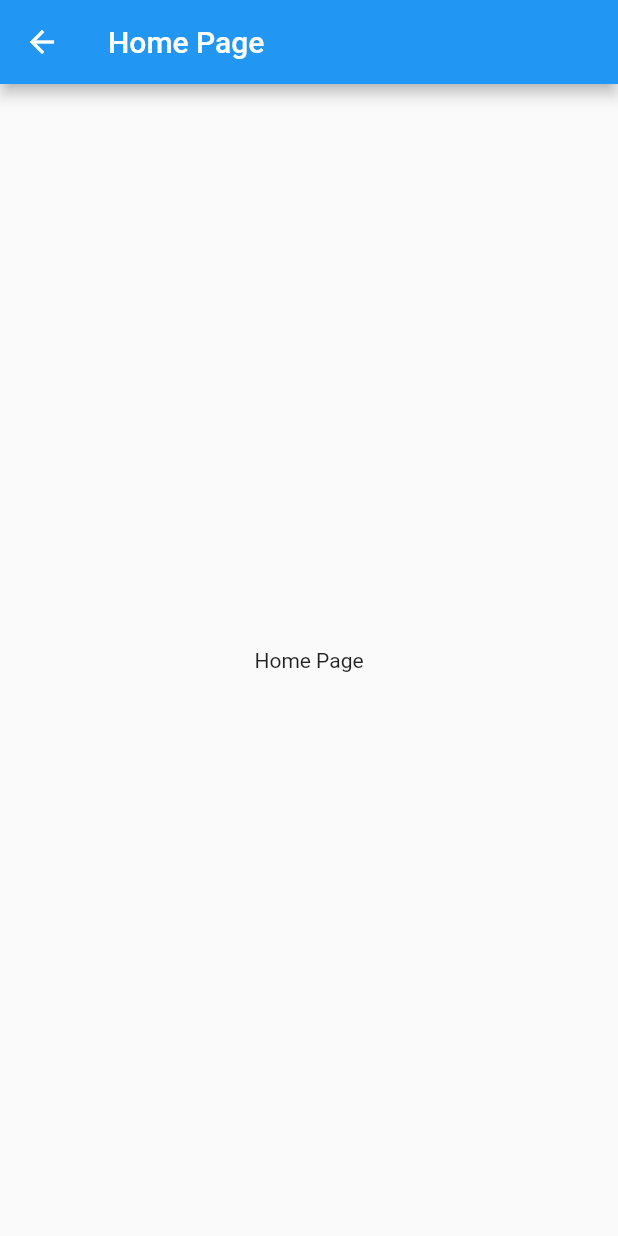
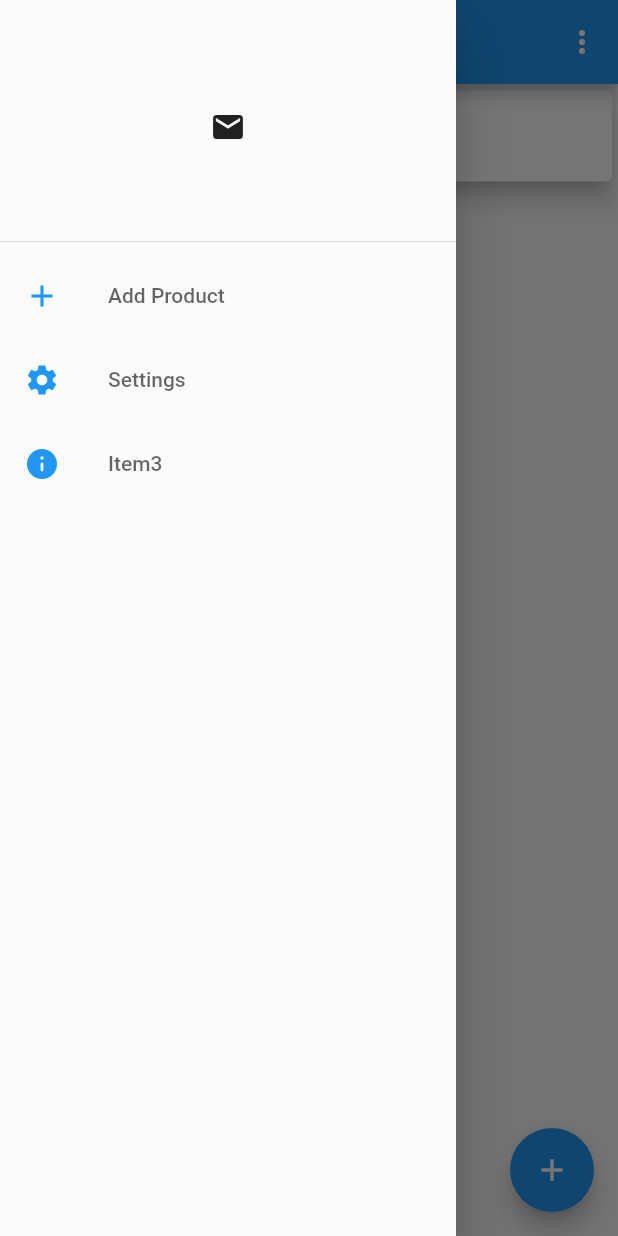
Before and after one commit to ernestkoko/super_pro, a Flutter app: the HomePage screen opened by its route, with the side drawer open (before the commit the screen has no drawer), on a phone screen of 412 x 824 dp. Run offline on Flutter 3.47's test engine with Material 2 defaults, Android fonts, the phone set to English and light mode, and no system bars; our stand-ins replace email_validator, firebase_auth, firebase_core; accounts and stored records are empty.

Commit message:
Added menu and side drawer

```diff
--- /dev/null
+++ b/lib/common_widgets/custom_floating_action_button.dart
@@ -0,0 +1,16 @@
+import 'package:flutter/material.dart';
+
+class CustomFloatingActionButton extends StatelessWidget {
+  final Function addNewProduct;
+
+  const CustomFloatingActionButton({Key key, @required this.addNewProduct}) : super(key: key);
+  @override
+  Widget build(BuildContext context) {
+    return FloatingActionButton(
+      child: IconButton(
+        icon: Icon(Icons.add),
+        onPressed: () => addNewProduct(context),
+      ),
+    );
+  }
+}
--- /dev/null
+++ b/lib/common_widgets/drawer.dart
@@ -0,0 +1,57 @@
+import 'package:flutter/material.dart';
+
+class CustomDrawer extends StatelessWidget {
+  const CustomDrawer(
+      {@required this.addNewProduct, @required this.goToSettingsPage});
+
+  final Function addNewProduct;
+  final Function goToSettingsPage;
+
+  @override
+  Widget build(BuildContext context) {
+    return Drawer(
+        child: ListView(
+      children: <Widget>[
+         const DrawerHeader(
+          child: Icon(
+            Icons.email,
+          ),
+        ),
+         _buildListTile(
+            context: context,
+            onTap: addNewProduct,
+            icon: Icons.add,
+            title: 'Add Product'),
+        _buildListTile(
+            context: context,
+            onTap:
+                //navigate to the settings page
+                goToSettingsPage,
+            icon: Icons.settings,
+            title: 'Settings'),
+        _buildListTile(
+            context: context,
+            onTap: null,
+            icon: Icons.info_rounded,
+            title: 'Item3'),
+      ],
+    ));
+  }
+
+  Widget _buildListTile(
+      {BuildContext context, Function onTap, IconData icon, String title}) {
+    return ListTile(
+      leading: Icon(
+        icon,
+        color: Theme.of(context).accentColor,
+      ),
+      title: Text(
+        title,
+        style: TextStyle(
+          color: Theme.of(context).hintColor,
+        ),
+      ),
+      onTap:()=> onTap(context),
+    );
+  }
+}
--- a/lib/main.dart
+++ b/lib/main.dart
@@ -2,6 +2,8 @@ import 'package:firebase_core/firebase_core.dart';
 import 'package:flutter/material.dart';
 import 'package:provider/provider.dart';
 import 'package:super_pro/screens/home_page/home.dart';
+import 'package:super_pro/screens/new_product/new_product_page.dart';
+import 'package:super_pro/screens/settings/setting_page.dart';
 import 'package:super_pro/services/auth.dart';
 
 import './screens/landing_page.dart';
@@ -28,6 +30,8 @@ class MyApp extends StatelessWidget {
           // the default landing route
           '/': (context) => LandingPage(),
           HomePage.routeName: (context) => HomePage(),
+          NewProductPage.routeName: (context) => NewProductPage(),
+          SettingsPage.routeName:(context) => SettingsPage(),
         },
       ),
     );
--- a/lib/screens/home_page/home.dart
+++ b/lib/screens/home_page/home.dart
@@ -1,18 +1,113 @@
 import 'package:flutter/material.dart';
+import 'package:super_pro/common_widgets/custom_floating_action_button.dart';
+import 'package:super_pro/common_widgets/drawer.dart';
+import 'package:super_pro/common_widgets/drawer.dart';
+import 'package:super_pro/screens/new_product/new_product_page.dart';
+import 'package:super_pro/screens/settings/setting_page.dart';
 
-class HomePage extends StatelessWidget {
+enum MenuType { Settings, Logout }
+
+class HomePage extends StatefulWidget {
   static const routeName = '/home-page';
+
+  @override
+  _HomePageState createState() => _HomePageState();
+}
+
+class _HomePageState extends State<HomePage> {
   @override
   Widget build(BuildContext context) {
     return Scaffold(
       appBar: AppBar(
         title: Text('Home Page'),
+        actions: <Widget>[
+          PopupMenuButton<MenuType>(
+              onSelected: (selected) {
+                setState(() {
+                  //check for the type of selection and then navigate to
+                  // the appropriate screen
+                  if (selected == MenuType.Settings) {
+                    _goToSettingsPage(context);
+                  } else if (selected == MenuType.Logout) {
+                    final snack = SnackBar(
+                      content: Text('Not implemented yet!'),
+                    );
+                    setState(() {
+                      Scaffold.of(context).showSnackBar(snack);
+                    });
+                  }
+                });
+              },
+              itemBuilder: (context) => <PopupMenuEntry<MenuType>>[
+                    PopupMenuItem(
+                        value: MenuType.Settings, child: Text('Settings')),
+                    PopupMenuItem(
+                      value: MenuType.Settings,
+                      child: Text(
+                        "Logout",
+                      ),
+                    ),
+                  ]),
+        ],
       ),
-      body: Center(
-        child: Container(
-          child: Text("Home Page"),
+
+      //create a side drawer
+      drawer: CustomDrawer(
+        addNewProduct: _addNewProduct,
+        goToSettingsPage: _goToSettingsPage,
+      ),
+      body: HomeBody(),
+      //add a floating action button
+      floatingActionButton: CustomFloatingActionButton(addNewProduct: _addNewProduct,),
+    );
+  }
+
+//add new product button
+  _addNewProduct(BuildContext context) {
+    print('NewProduct: Clicked2');
+
+    Navigator.pushNamed(context, NewProductPage.routeName);
+  }
+
+  //got to settings button
+  _goToSettingsPage(BuildContext context) {
+    Navigator.of(context).pushNamed(SettingsPage.routeName);
+  }
+}
+
+class HomeBody extends StatelessWidget {
+  @override
+  Widget build(BuildContext context) {
+    return ListView(
+      children: <Widget>[
+        Card(
+          elevation: 6.0,
+          child: Row(
+            children: [
+              Icon(
+                Icons.ac_unit_outlined,
+                size: 50.0,
+              ),
+              Column(
+                children: [
+                  Text(
+                    'Product Name',
+                    style: TextStyle(fontSize: 24.0),
+                  ),
+                  SizedBox(
+                    height: 5.0,
+                  ),
+                  Text(
+                    'Manufacturer',
+                    style: TextStyle(fontSize: 24.0),
+                  ),
+                ],
+              ),
+            ],
+          ),
         ),
-      ),
+        Text('Body2'),
+      ],
     );
   }
 }
--- /dev/null
+++ b/lib/screens/new_product/new_product_page.dart
@@ -0,0 +1,18 @@
+import 'package:flutter/cupertino.dart';
+import 'package:flutter/material.dart';
+
+class NewProductPage extends StatelessWidget {
+  static const routeName = 'new-product-page';
+
+  @override
+  Widget build(BuildContext context) {
+    return Scaffold(
+      appBar: AppBar(
+        title: Text('New Product'),
+      ),
+      body: Center(
+        child: Text('New Product'),
+      ),
+    );
+  }
+}
--- /dev/null
+++ b/lib/screens/settings/setting_page.dart
@@ -0,0 +1,16 @@
+import 'package:flutter/material.dart';
+
+class SettingsPage extends StatelessWidget {
+  static const routeName = 'settings-page';
+  @override
+  Widget build(BuildContext context) {
+    return Scaffold(
+      appBar: AppBar(
+        title: Text('Settings'),
+      ),
+      body: Center(
+        child: Text('Settings'),
+      ),
+    );
+  }
+}
```
Also changed, not shown: lib/common_widgets/custom_pop_up_menu_item.dart (added, +8 -0 lines), lib/screens/sign_in/sign_in_model.dart (+6 -2 lines), lib/services/database.dart (added, +8 -0 lines).
